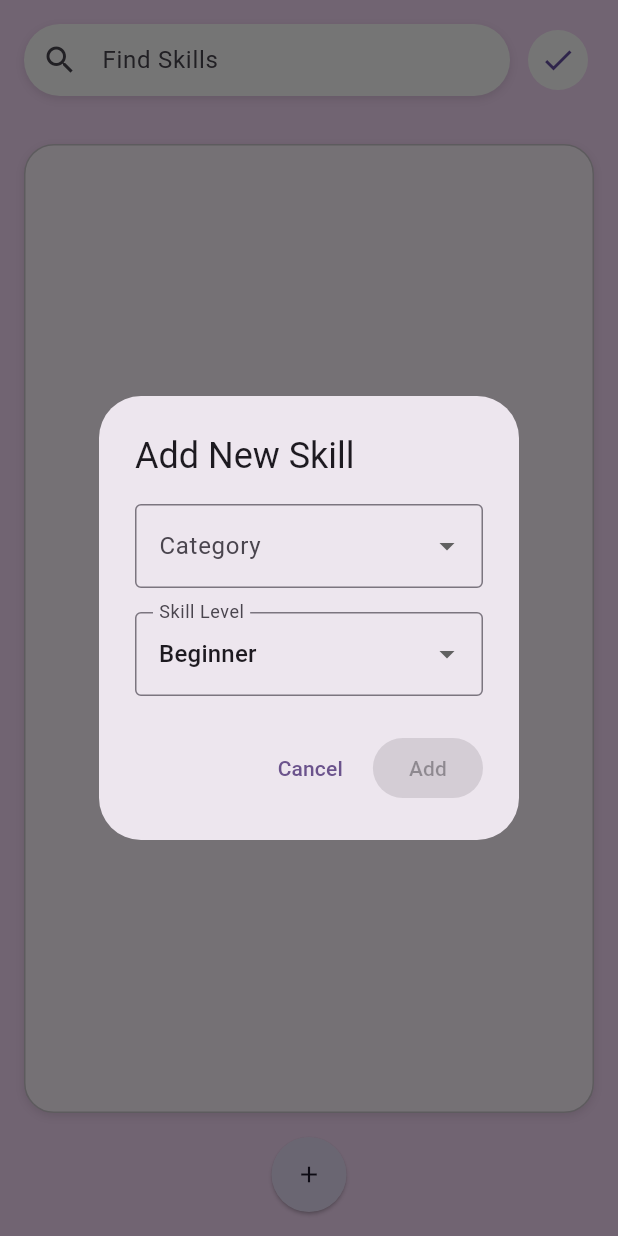
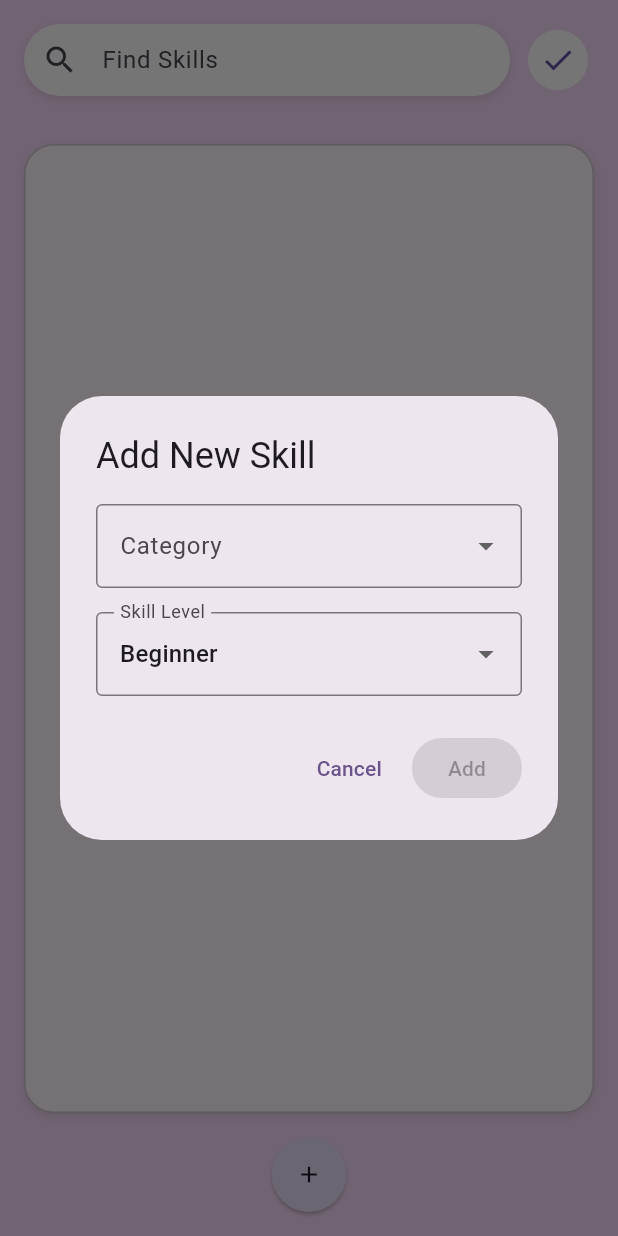
Before and after one commit to henraye/4750_skill_trainer_app, a Flutter app: the SkillListScreen screen opened directly, after a tap on the "edit" icon, after a tap on the "add" icon, on a phone screen of 412 x 824 dp. Run offline on Flutter 3.47's test engine with Material 3 defaults, Android fonts, the phone set to English and light mode, and no system bars; our stand-ins replace cloud_firestore, firebase_auth, firebase_core, flutter_dotenv, shared_preferences; accounts and stored records are empty.

Commit message:
adjust add skill dialg scroll

```diff
--- a/app/lib/widgets/add_skill_dialog.dart
+++ b/app/lib/widgets/add_skill_dialog.dart
@@ -70,10 +70,14 @@ class _AddSkillDialogState extends State<AddSkillDialog> {
   Widget build(BuildContext context) {
     return AlertDialog(
       title: const Text('Add New Skill'),
-      content: Form(
+      content: SizedBox(
+        width: MediaQuery.of(context).size.width * 0.9,
+        child: SingleChildScrollView(
+          child: Form(
             key: _formKey,
             child: Column(
               mainAxisSize: MainAxisSize.min,
+              crossAxisAlignment: CrossAxisAlignment.stretch,
               children: [
                 // Category Dropdown
                 DropdownButtonFormField<Category>(
@@ -155,6 +159,8 @@ class _AddSkillDialogState extends State<AddSkillDialog> {
               ],
             ),
           ),
+        ),
+      ),
       actions: [
         TextButton(
           onPressed: _isLoading ? null : () => Navigator.pop(context),
```
Lines whose indentation alone changed are shown as unchanged.
